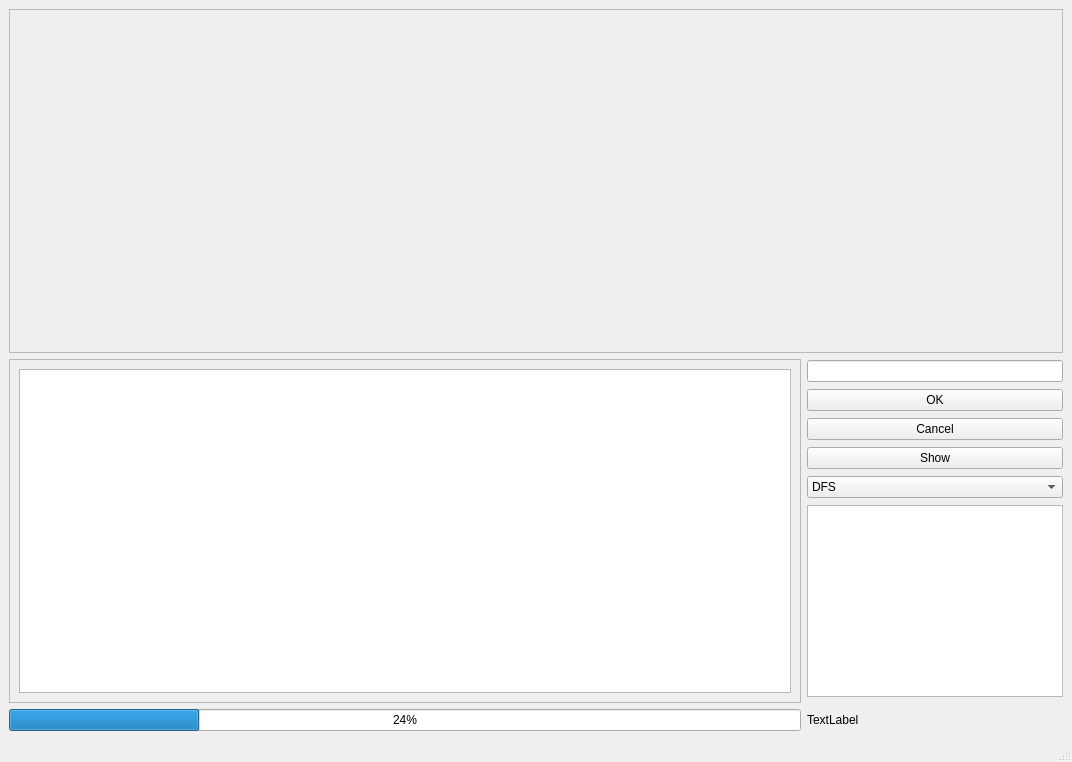
The window that GUI.ui (bchuh/AI_project) describes before a commit, drawn with Qt 5.
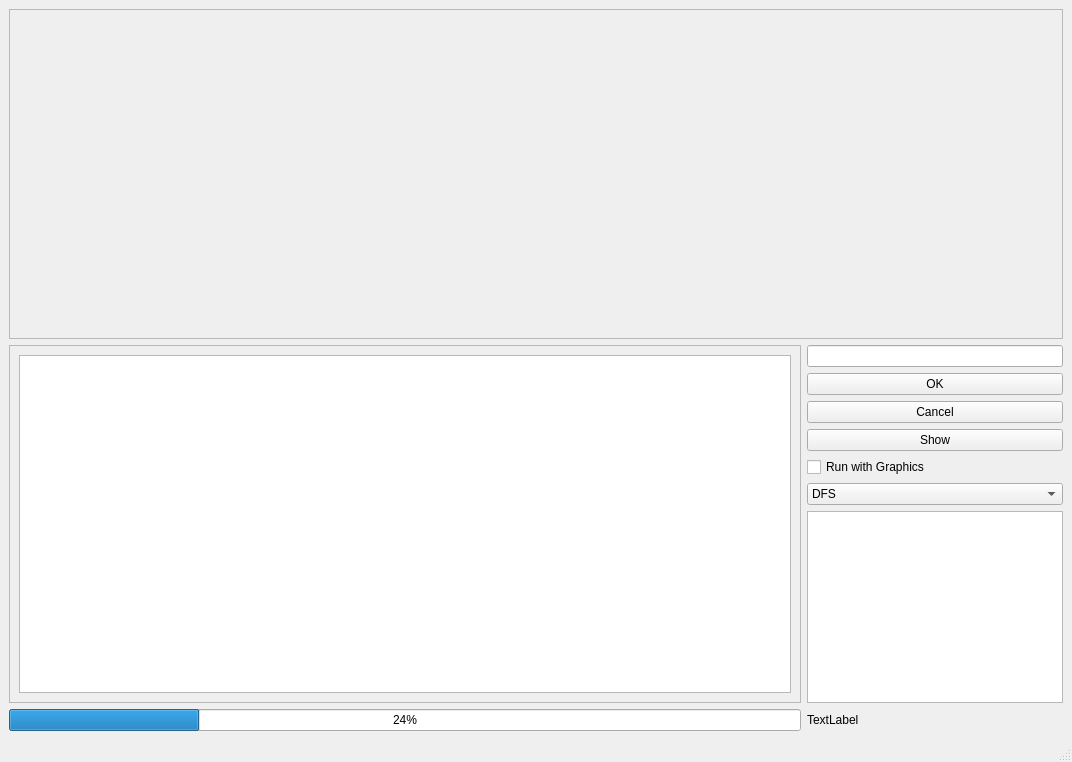
The same window after the commit.

Diff of the .ui file:
```diff
--- a/GUI.ui
+++ b/GUI.ui
@@ -48,6 +48,13 @@
         </property>
        </widget>
       </item>
+      <item>
+       <widget class="QCheckBox" name="checkBox">
+        <property name="text">
+         <string>Run with Graphics</string>
+        </property>
+       </widget>
+      </item>
       <item>
        <widget class="QComboBox" name="comboBox">
         <item>
@@ -110,8 +117,8 @@
         <rect>
          <x>0</x>
          <y>0</y>
-         <width>768</width>
-         <height>365</height>
+         <width>765</width>
+         <height>388</height>
         </rect>
        </property>
        <layout class="QHBoxLayout" name="horizontalLayout_2">
@@ -168,7 +175,7 @@
          <x>0</x>
          <y>0</y>
          <width>1046</width>
-         <height>282</height>
+         <height>259</height>
         </rect>
        </property>
        <layout class="QHBoxLayout" name="horizontalLayout_3">
```
Left out of the diff: 5 changed lines with no effect on the pictures.
